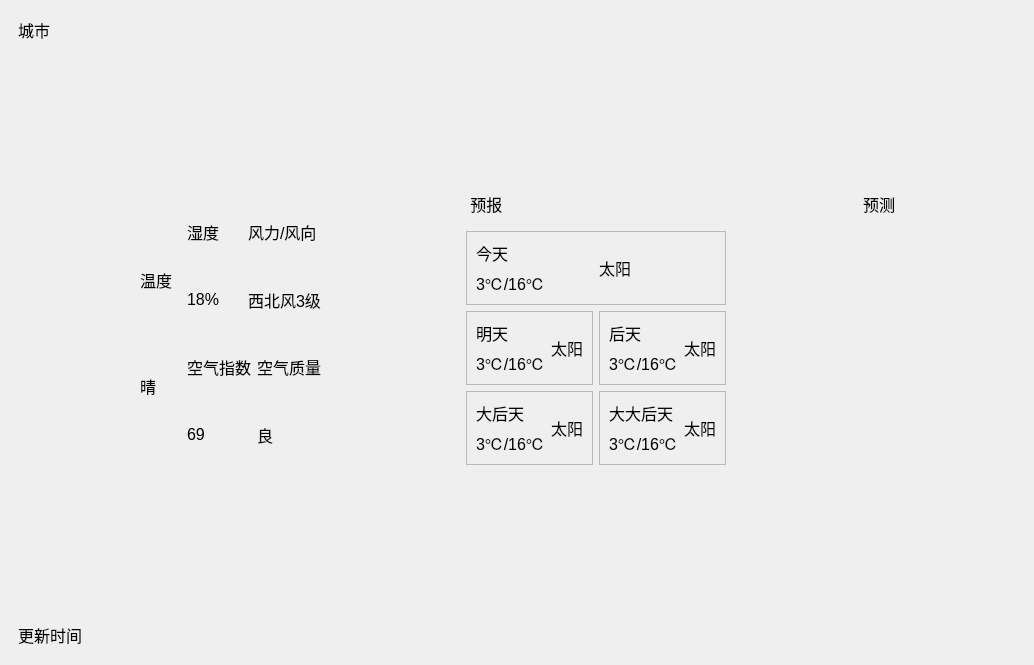
Before: the Qt Designer form mainwindow.ui in chenbaisi/qtweather, drawn with Qt 5.
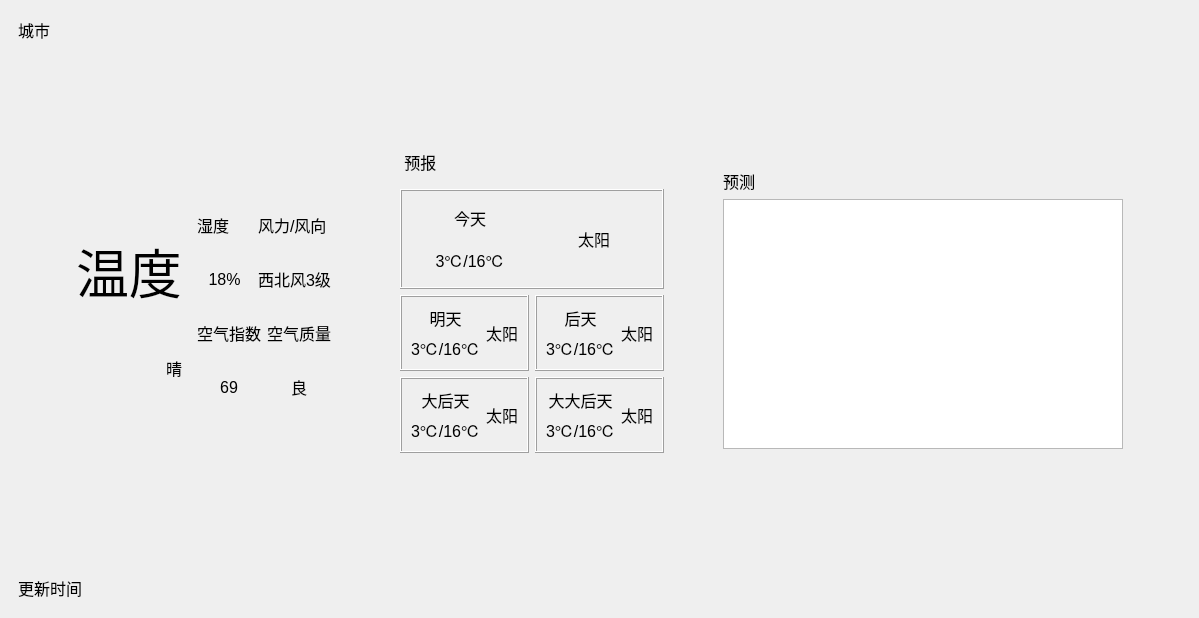
After: the same form once the commit is applied. Custom widgets are drawn as their Qt base class.

What changed in the file:
```diff
--- a/mainwindow.ui
+++ b/mainwindow.ui
@@ -6,10 +6,16 @@
    <rect>
     <x>0</x>
     <y>0</y>
-    <width>1034</width>
-    <height>665</height>
+    <width>1199</width>
+    <height>618</height>
    </rect>
   </property>
+  <property name="minimumSize">
+   <size>
+    <width>400</width>
+    <height>300</height>
+   </size>
+  </property>
   <property name="font">
    <font>
     <pointsize>12</pointsize>
@@ -18,7 +24,13 @@
   <property name="windowTitle">
    <string>MainWindow</string>
   </property>
+  <property name="styleSheet">
+   <string notr="true"/>
+  </property>
   <widget class="QWidget" name="centralwidget">
+   <property name="styleSheet">
+    <string notr="true"/>
+   </property>
    <layout class="QGridLayout" name="gridLayout_4">
     <item row="0" column="0">
      <widget class="QWidget" name="widget" native="true">
@@ -33,9 +45,22 @@
        <item>
         <widget class="QWidget" name="widget_2" native="true">
          <layout class="QGridLayout" name="gridLayout_11">
-          <item row="1" column="3">
+          <item row="0" column="3">
            <widget class="QWidget" name="widget_4" native="true">
             <layout class="QVBoxLayout" name="verticalLayout_8">
+             <item>
+              <spacer name="verticalSpacer_7">
+               <property name="orientation">
+                <enum>Qt::Vertical</enum>
+               </property>
+               <property name="sizeHint" stdset="0">
+                <size>
+                 <width>20</width>
+                 <height>40</height>
+                </size>
+               </property>
+              </spacer>
+             </item>
              <item>
               <widget class="QLabel" name="label_3">
                <property name="text">
@@ -48,8 +73,14 @@
                <layout class="QGridLayout" name="gridLayout_10">
                 <item row="0" column="0">
                  <widget class="QFrame" name="frame">
+                  <property name="minimumSize">
+                   <size>
+                    <width>0</width>
+                    <height>100</height>
+                   </size>
+                  </property>
                   <property name="frameShape">
-                   <enum>QFrame::StyledPanel</enum>
+                   <enum>QFrame::Box</enum>
                   </property>
                   <property name="frameShadow">
                    <enum>QFrame::Raised</enum>
@@ -62,6 +93,9 @@
                        <property name="text">
                         <string>今天</string>
                        </property>
+                       <property name="alignment">
+                        <set>Qt::AlignCenter</set>
+                       </property>
                       </widget>
                      </item>
                      <item>
@@ -69,6 +103,9 @@
                        <property name="text">
                         <string>3℃/16℃</string>
                        </property>
+                       <property name="alignment">
+                        <set>Qt::AlignCenter</set>
+                       </property>
                       </widget>
                      </item>
                     </layout>
@@ -78,6 +115,9 @@
                      <property name="text">
                       <string>太阳</string>
                      </property>
+                     <property name="alignment">
+                      <set>Qt::AlignCenter</set>
+                     </property>
                     </widget>
                    </item>
                   </layout>
@@ -88,7 +128,7 @@
                   <item row="0" column="1">
                    <widget class="QFrame" name="frame_2">
                     <property name="frameShape">
-                     <enum>QFrame::StyledPanel</enum>
+                     <enum>QFrame::Box</enum>
                     </property>
                     <property name="frameShadow">
                      <enum>QFrame::Raised</enum>
@@ -101,6 +141,9 @@
                          <property name="text">
                           <string>后天</string>
                          </property>
+                         <property name="alignment">
+                          <set>Qt::AlignCenter</set>
+                         </property>
                         </widget>
                        </item>
                        <item>
@@ -108,6 +151,9 @@
                          <property name="text">
                           <string>3℃/16℃</string>
                          </property>
+                         <property name="alignment">
+                          <set>Qt::AlignCenter</set>
+                         </property>
                         </widget>
                        </item>
                       </layout>
@@ -117,6 +163,9 @@
                        <property name="text">
                         <string>太阳</string>
                        </property>
+                       <property name="alignment">
+                        <set>Qt::AlignCenter</set>
+                       </property>
                       </widget>
                      </item>
                     </layout>
@@ -125,7 +174,7 @@
                   <item row="1" column="0">
                    <widget class="QFrame" name="frame_3">
                     <property name="frameShape">
-                     <enum>QFrame::StyledPanel</enum>
+                     <enum>QFrame::Box</enum>
                     </property>
                     <property name="frameShadow">
                      <enum>QFrame::Raised</enum>
@@ -138,6 +187,9 @@
                          <property name="text">
                           <string>大后天</string>
                          </property>
+                         <property name="alignment">
+                          <set>Qt::AlignCenter</set>
+                         </property>
                         </widget>
                        </item>
                        <item>
@@ -145,6 +197,9 @@
                          <property name="text">
                           <string>3℃/16℃</string>
                          </property>
+                         <property name="alignment">
+                          <set>Qt::AlignCenter</set>
+                         </property>
                         </widget>
                        </item>
                       </layout>
@@ -154,6 +209,9 @@
                        <property name="text">
                         <string>太阳</string>
                        </property>
+                       <property name="alignment">
+                        <set>Qt::AlignCenter</set>
+                       </property>
                       </widget>
                      </item>
                     </layout>
@@ -162,7 +220,7 @@
                   <item row="1" column="1">
                    <widget class="QFrame" name="frame_5">
                     <property name="frameShape">
-                     <enum>QFrame::StyledPanel</enum>
+                     <enum>QFrame::Box</enum>
                     </property>
                     <property name="frameShadow">
                      <enum>QFrame::Raised</enum>
@@ -175,6 +233,9 @@
                          <property name="text">
                           <string>大大后天</string>
                          </property>
+                         <property name="alignment">
+                          <set>Qt::AlignCenter</set>
+                         </property>
                         </widget>
                        </item>
                        <item>
@@ -182,6 +243,9 @@
                          <property name="text">
                           <string>3℃/16℃</string>
                          </property>
+                         <property name="alignment">
+                          <set>Qt::AlignCenter</set>
+                         </property>
                         </widget>
                        </item>
                       </layout>
@@ -191,6 +255,9 @@
                        <property name="text">
                         <string>太阳</string>
                        </property>
+                       <property name="alignment">
+                        <set>Qt::AlignCenter</set>
+                       </property>
                       </widget>
                      </item>
                     </layout>
@@ -199,7 +266,7 @@
                   <item row="0" column="0">
                    <widget class="QFrame" name="frame_4">
                     <property name="frameShape">
-                     <enum>QFrame::StyledPanel</enum>
+                     <enum>QFrame::Box</enum>
                     </property>
                     <property name="frameShadow">
                      <enum>QFrame::Raised</enum>
@@ -215,6 +282,9 @@
                          <property name="text">
                           <string>明天</string>
                          </property>
+                         <property name="alignment">
+                          <set>Qt::AlignCenter</set>
+                         </property>
                         </widget>
                        </item>
                        <item>
@@ -225,6 +295,9 @@
                          <property name="textFormat">
                           <enum>Qt::RichText</enum>
                          </property>
+                         <property name="alignment">
+                          <set>Qt::AlignCenter</set>
+                         </property>
                         </widget>
                        </item>
                       </layout>
@@ -234,6 +307,9 @@
                        <property name="text">
                         <string>太阳</string>
                        </property>
+                       <property name="alignment">
+                        <set>Qt::AlignCenter</set>
+                       </property>
                       </widget>
                      </item>
                     </layout>
@@ -244,70 +320,26 @@
                </layout>
               </widget>
              </item>
+             <item>
+              <spacer name="verticalSpacer_10">
+               <property name="orientation">
+                <enum>Qt::Vertical</enum>
+               </property>
+               <property name="sizeHint" stdset="0">
+                <size>
+                 <width>20</width>
+                 <height>40</height>
+                </size>
+               </property>
+              </spacer>
+             </item>
             </layout>
            </widget>
           </item>
-          <item row="1" column="1">
+          <item row="0" column="1">
            <widget class="QWidget" name="widget_3" native="true">
             <layout class="QGridLayout" name="gridLayout_12">
-             <item row="0" column="1">
-              <layout class="QVBoxLayout" name="verticalLayout_3">
-               <item>
-                <spacer name="verticalSpacer_3">
-                 <property name="orientation">
-                  <enum>Qt::Vertical</enum>
-                 </property>
-                 <property name="sizeHint" stdset="0">
-                  <size>
-                   <width>20</width>
-                   <height>40</height>
-                  </size>
-                 </property>
-                </spacer>
-               </item>
-               <item>
-                <widget class="QLabel" name="labelTemperature">
-                 <property name="text">
-                  <string>温度</string>
-                 </property>
-                </widget>
-               </item>
-               <item>
-                <spacer name="verticalSpacer_4">
-                 <property name="orientation">
-                  <enum>Qt::Vertical</enum>
-                 </property>
-                 <property name="sizeHint" stdset="0">
-                  <size>
-                   <width>20</width>
-                   <height>40</height>
-                  </size>
-                 </property>
-                </spacer>
-               </item>
-               <item>
-                <widget class="QLabel" name="labelWeather">
-                 <property name="text">
-                  <string>晴</string>
-                 </property>
-                </widget>
-               </item>
-               <item>
-                <spacer name="verticalSpacer_6">
-                 <property name="orientation">
-                  <enum>Qt::Vertical</enum>
-                 </property>
-                 <property name="sizeHint" stdset="0">
-                  <size>
-                   <width>20</width>
-                   <height>40</height>
-                  </size>
-                 </property>
-                </spacer>
-               </item>
-              </layout>
-             </item>
-             <item row="0" column="2">
+             <item row="1" column="2">
               <widget class="QWidget" name="widget_6" native="true">
                <layout class="QVBoxLayout" name="verticalLayout_7">
                 <item>
@@ -317,6 +349,9 @@
                     <property name="text">
                      <string>湿度</string>
                     </property>
+                    <property name="alignment">
+                     <set>Qt::AlignLeading|Qt::AlignLeft|Qt::AlignVCenter</set>
+                    </property>
                    </widget>
                   </item>
                   <item row="0" column="1">
@@ -324,6 +359,9 @@
                     <property name="text">
                      <string>风力/风向</string>
                     </property>
+                    <property name="alignment">
+                     <set>Qt::AlignLeading|Qt::AlignLeft|Qt::AlignVCenter</set>
+                    </property>
                    </widget>
                   </item>
                   <item row="1" column="0">
@@ -331,6 +369,9 @@
                     <property name="text">
                      <string>18%</string>
                     </property>
+                    <property name="alignment">
+                     <set>Qt::AlignCenter</set>
+                    </property>
                    </widget>
                   </item>
                   <item row="1" column="1">
@@ -338,6 +379,9 @@
                     <property name="text">
                      <string>西北风3级</string>
                     </property>
+                    <property name="alignment">
+                     <set>Qt::AlignCenter</set>
+                    </property>
                    </widget>
                   </item>
                  </layout>
@@ -349,6 +393,9 @@
                     <property name="text">
                      <string>空气质量</string>
                     </property>
+                    <property name="alignment">
+                     <set>Qt::AlignLeading|Qt::AlignLeft|Qt::AlignVCenter</set>
+                    </property>
                    </widget>
                   </item>
                   <item row="0" column="0">
@@ -356,6 +403,9 @@
                     <property name="text">
                      <string>空气指数</string>
                     </property>
+                    <property name="alignment">
+                     <set>Qt::AlignLeading|Qt::AlignLeft|Qt::AlignVCenter</set>
+                    </property>
                    </widget>
                   </item>
                   <item row="1" column="1">
@@ -363,6 +413,9 @@
                     <property name="text">
                      <string>良</string>
                     </property>
+                    <property name="alignment">
+                     <set>Qt::AlignCenter</set>
+                    </property>
                    </widget>
                   </item>
                   <item row="1" column="0">
@@ -370,6 +423,9 @@
                     <property name="text">
                      <string>69</string>
                     </property>
+                    <property name="alignment">
+                     <set>Qt::AlignCenter</set>
+                    </property>
                    </widget>
                   </item>
                  </layout>
@@ -377,36 +433,104 @@
                </layout>
               </widget>
              </item>
+             <item row="1" column="1">
+              <layout class="QVBoxLayout" name="verticalLayout_3">
+               <item>
+                <spacer name="verticalSpacer_3">
+                 <property name="orientation">
+                  <enum>Qt::Vertical</enum>
+                 </property>
+                 <property name="sizeHint" stdset="0">
+                  <size>
+                   <width>20</width>
+                   <height>40</height>
+                  </size>
+                 </property>
+                </spacer>
+               </item>
+               <item>
+                <widget class="QLabel" name="labelTemperature">
+                 <property name="font">
+                  <font>
+                   <pointsize>40</pointsize>
+                  </font>
+                 </property>
+                 <property name="text">
+                  <string>温度</string>
+                 </property>
+                </widget>
+               </item>
+               <item>
+                <spacer name="verticalSpacer_4">
+                 <property name="orientation">
+                  <enum>Qt::Vertical</enum>
+                 </property>
+                 <property name="sizeHint" stdset="0">
+                  <size>
+                   <width>20</width>
+                   <height>40</height>
+                  </size>
+                 </property>
+                </spacer>
+               </item>
+               <item>
+                <widget class="QLabel" name="labelWeather">
+                 <property name="layoutDirection">
+                  <enum>Qt::RightToLeft</enum>
+                 </property>
+                 <property name="text">
+                  <string>晴</string>
+                 </property>
+                 <property name="alignment">
+                  <set>Qt::AlignRight|Qt::AlignTrailing|Qt::AlignVCenter</set>
+                 </property>
+                </widget>
+               </item>
+               <item>
+                <spacer name="verticalSpacer_6">
+                 <property name="orientation">
+                  <enum>Qt::Vertical</enum>
+                 </property>
+                 <property name="sizeHint" stdset="0">
+                  <size>
+                   <width>20</width>
+                   <height>40</height>
+                  </size>
+                 </property>
+                </spacer>
+               </item>
+              </layout>
+             </item>
+             <item row="0" column="2">
+              <spacer name="verticalSpacer_8">
+               <property name="orientation">
+                <enum>Qt::Vertical</enum>
+               </property>
+               <property name="sizeHint" stdset="0">
+                <size>
+                 <width>20</width>
+                 <height>40</height>
+                </size>
+               </property>
+              </spacer>
+             </item>
+             <item row="2" column="2">
+              <spacer name="verticalSpacer_9">
+               <property name="orientation">
+                <enum>Qt::Vertical</enum>
+               </property>
+               <property name="sizeHint" stdset="0">
+                <size>
+                 <width>20</width>
+                 <height>40</height>
+                </size>
+               </property>
+              </spacer>
+             </item>
             </layout>
            </widget>
           </item>
-          <item row="2" column="3">
-           <spacer name="verticalSpacer_2">
-            <property name="orientation">
-             <enum>Qt::Vertical</enum>
-            </property>
-            <property name="sizeHint" stdset="0">
-             <size>
-              <width>20</width>
-              <height>40</height>
-             </size>
-            </property>
-           </spacer>
-          </item>
-          <item row="0" column="3">
-           <spacer name="verticalSpacer">
-            <property name="orientation">
-             <enum>Qt::Vertical</enum>
-            </property>
-            <property name="sizeHint" stdset="0">
-             <size>
-              <width>20</width>
-              <height>40</height>
-             </size>
-            </property>
-           </spacer>
-          </item>
-          <item row="1" column="0">
+          <item row="0" column="0">
            <spacer name="horizontalSpacer">
             <property name="orientation">
              <enum>Qt::Horizontal</enum>
@@ -419,27 +543,53 @@
             </property>
            </spacer>
           </item>
-          <item row="1" column="5">
+          <item row="0" column="4">
+           <spacer name="horizontalSpacer_4">
+            <property name="orientation">
+             <enum>Qt::Horizontal</enum>
+            </property>
+            <property name="sizeHint" stdset="0">
+             <size>
+              <width>20</width>
+              <height>20</height>
+             </size>
+            </property>
+           </spacer>
+          </item>
+          <item row="0" column="5" rowspan="2">
            <widget class="QWidget" name="widget_5" native="true">
             <layout class="QGridLayout" name="gridLayout_13">
-             <item row="0" column="0">
+             <item row="1" column="0">
               <widget class="QLabel" name="label_4">
                <property name="text">
                 <string>预测</string>
                </property>
               </widget>
              </item>
+             <item row="3" column="0">
+              <spacer name="verticalSpacer_11">
+               <property name="orientation">
+                <enum>Qt::Vertical</enum>
+               </property>
+               <property name="sizeHint" stdset="0">
+                <size>
+                 <width>20</width>
+                 <height>40</height>
+                </size>
+               </property>
+              </spacer>
+             </item>
              <item row="2" column="0">
-              <widget class="QFrame" name="frame_6">
-               <property name="frameShape">
-                <enum>QFrame::StyledPanel</enum>
-               </property>
-               <property name="frameShadow">
-                <enum>QFrame::Raised</enum>
+              <widget class="QWChartView" name="chartView">
+               <property name="minimumSize">
+                <size>
+                 <width>400</width>
+                 <height>250</height>
+                </size>
                </property>
               </widget>
              </item>
-             <item row="1" column="0">
+             <item row="0" column="0">
               <spacer name="verticalSpacer_5">
                <property name="orientation">
                 <enum>Qt::Vertical</enum>
@@ -455,40 +605,27 @@
             </layout>
            </widget>
           </item>
-          <item row="1" column="6">
-           <spacer name="horizontalSpacer_2">
-            <property name="orientation">
-             <enum>Qt::Horizontal</enum>
-            </property>
-            <property name="sizeHint" stdset="0">
-             <size>
-              <width>40</width>
-              <height>20</height>
-             </size>
-            </property>
-           </spacer>
-          </item>
-          <item row="1" column="2">
+          <item row="0" column="2">
            <spacer name="horizontalSpacer_3">
             <property name="orientation">
              <enum>Qt::Horizontal</enum>
             </property>
             <property name="sizeHint" stdset="0">
              <size>
-              <width>20</width>
-              <height>20</height>
+              <width>0</width>
+              <height>0</height>
              </size>
             </property>
            </spacer>
           </item>
-          <item row="1" column="4">
-           <spacer name="horizontalSpacer_4">
+          <item row="0" column="6">
+           <spacer name="horizontalSpacer_2">
             <property name="orientation">
              <enum>Qt::Horizontal</enum>
             </property>
             <property name="sizeHint" stdset="0">
              <size>
-              <width>20</width>
+              <width>40</width>
               <height>20</height>
              </size>
             </property>
@@ -510,6 +647,13 @@
    </layout>
   </widget>
  </widget>
+ <customwidgets>
+  <customwidget>
+   <class>QWChartView</class>
+   <extends>QGraphicsView</extends>
+   <header location="global">qwchartview.h</header>
+  </customwidget>
+ </customwidgets>
  <resources/>
  <connections/>
 </ui>
```
Left out of the diff: 26 changed lines with no effect on the pictures.
